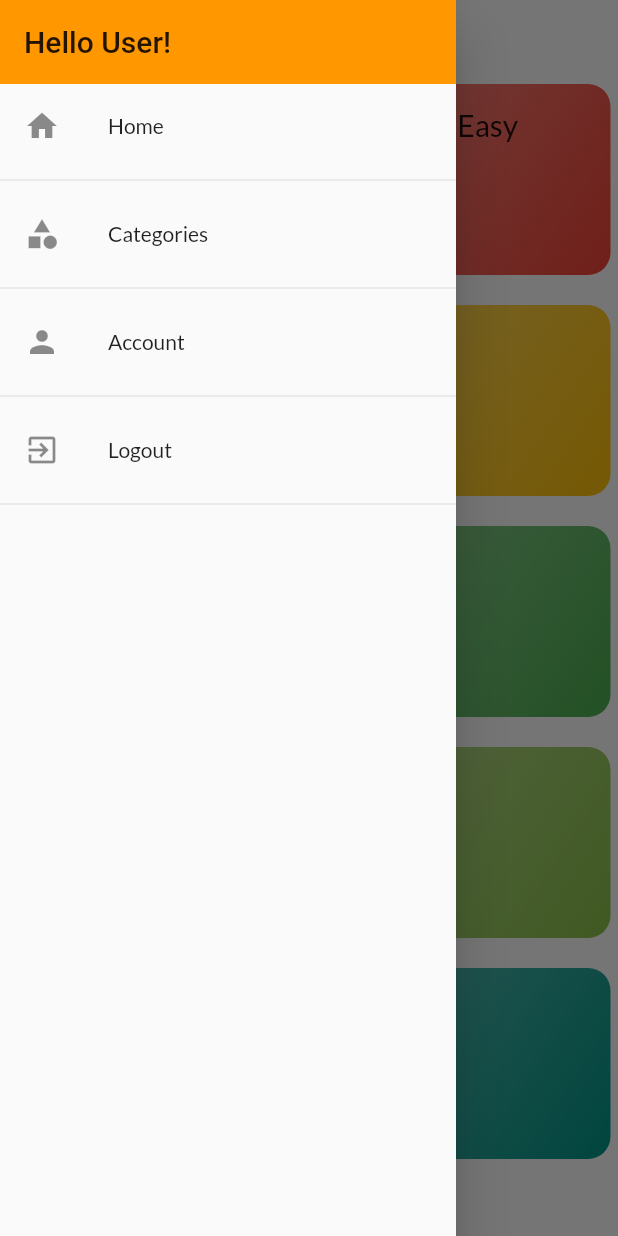
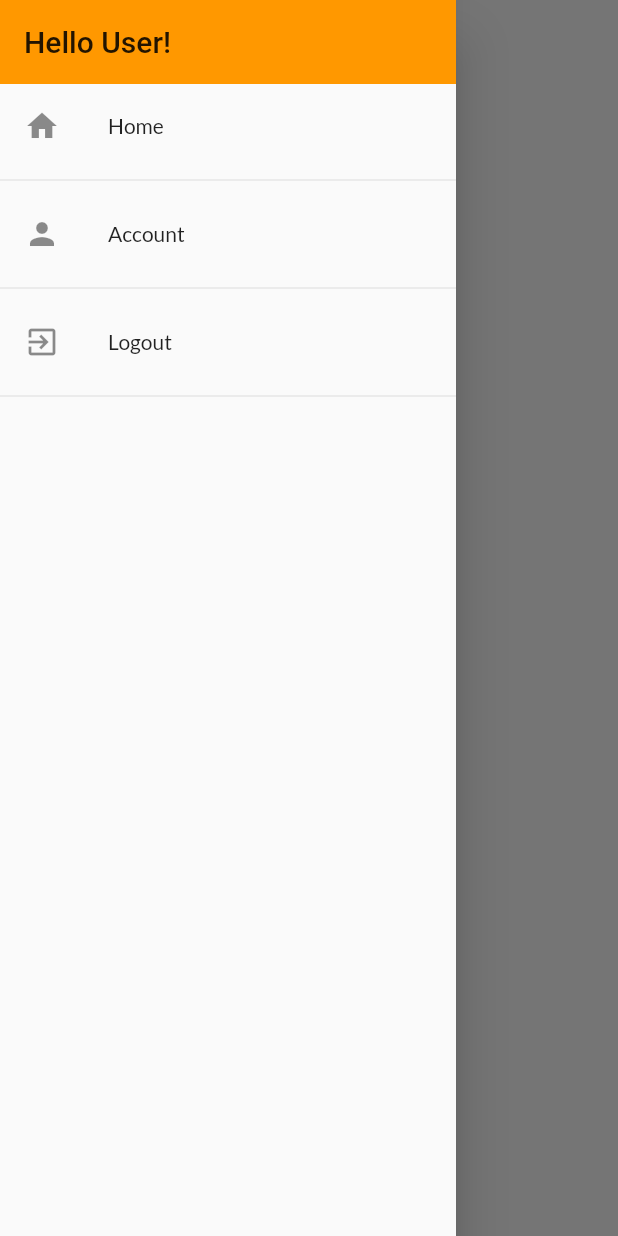
Before and after one commit to zweistein1326/rent_app, a Flutter app: the CategoriesScreen screen opened by its route, with the side drawer open, on a phone screen of 412 x 824 dp. Run offline on Flutter 3.47's test engine with Material 2 defaults, Android fonts, the phone set to English and light mode, and no system bars; our stand-ins replace google_fonts; network calls fail.

Commit message:
updated UI and added functionality

```diff
--- a/lib/main.dart
+++ b/lib/main.dart
@@ -8,7 +8,6 @@ import './screens/auth_screen.dart';
 import 'package:provider/provider.dart';
 import './providers/products.dart';
 import './providers/cart.dart';
-import './providers/product.dart';
 import './providers/auth.dart';
 import 'package:google_fonts/google_fonts.dart';
 
--- a/lib/models/categories.dart
+++ b/lib/models/categories.dart
@@ -1,66 +1,3 @@
 import 'package:flutter/material.dart';
 
-class Category {
-  final String id;
-  final String title;
-  final Color color;
-
-  const Category({
-    @required this.id,
-    @required this.title,
-    this.color = Colors.orange,
-  });
-}
-
-const DUMMY_CATEGORIES = const [
-  Category(
-    id: 'c1',
-    title: 'Italian',
-    color: Colors.purple,
-  ),
-  Category(
-    id: 'c2',
-    title: 'Quick & Easy',
-    color: Colors.red,
-  ),
-  Category(
-    id: 'c3',
-    title: 'Hamburgers',
-    color: Colors.orange,
-  ),
-  Category(
-    id: 'c4',
-    title: 'German',
-    color: Colors.amber,
-  ),
-  Category(
-    id: 'c5',
-    title: 'Light & Lovely',
-    color: Colors.blue,
-  ),
-  Category(
-    id: 'c6',
-    title: 'Exotic',
-    color: Colors.green,
-  ),
-  Category(
-    id: 'c7',
-    title: 'Breakfast',
-    color: Colors.lightBlue,
-  ),
-  Category(
-    id: 'c8',
-    title: 'Asian',
-    color: Colors.lightGreen,
-  ),
-  Category(
-    id: 'c9',
-    title: 'French',
-    color: Colors.pink,
-  ),
-  Category(
-    id: 'c10',
-    title: 'Summer',
-    color: Colors.teal,
-  ),
-];
+enum ItemCategory { all, food, bed, music, sports }
--- a/lib/providers/cart.dart
+++ b/lib/providers/cart.dart
@@ -1,5 +1,5 @@
 import 'package:flutter/material.dart';
-import './products.dart';
+
 import './product.dart';
 
 class CartItem {
--- a/lib/providers/product.dart
+++ b/lib/providers/product.dart
@@ -1,4 +1,5 @@
 import 'package:flutter/foundation.dart';
+import '../models/categories.dart';
 
 class Product with ChangeNotifier {
   final String id;
@@ -6,6 +7,7 @@ class Product with ChangeNotifier {
   final double price;
   final String image;
   final String description;
+  ItemCategory category;
   bool isFav;
 
   Product(
@@ -13,6 +15,7 @@ class Product with ChangeNotifier {
       @required this.title,
       @required this.price,
       @required this.description,
+      @required this.category,
       this.image,
       this.isFav = false});
 
--- a/lib/providers/products.dart
+++ b/lib/providers/products.dart
@@ -1,4 +1,7 @@
 import 'package:flutter/material.dart';
+import '../models/categories.dart';
+import '../models/categories.dart';
+import '../models/categories.dart';
 import './product.dart';
 
 class Products with ChangeNotifier {
@@ -10,28 +13,37 @@ class Products with ChangeNotifier {
         image:
             'https://assets.entrepreneur.com/content/3x2/2000/20191219170611-GettyImages-1152794789.jpeg',
         description: 'This is an amazing book for entreprenuers',
-    ),
+        category: ItemCategory.music),
     Product(
         id: 'p2',
         title: 'Television',
         price: 12.99,
         image:
             'https://imgaz.staticbg.com/thumb/large/oaupload/ser1/banggood/images/99/6C/44f193a0-eced-41e4-ba78-226d7b3b25f8.jpg',
-        description: 'Samnsung TV'),
+        description: 'Samnsung TV',
+        category: ItemCategory.bed),
     Product(
         id: 'p2',
         title: 'Television',
         price: 12.99,
         image:
             'https://imgaz.staticbg.com/thumb/large/oaupload/ser1/banggood/images/99/6C/44f193a0-eced-41e4-ba78-226d7b3b25f8.jpg',
-        description: 'Samnsung TV')
+        description: 'Samnsung TV',
+        category: ItemCategory.food)
   ];
   String searchString = '';
 
-  List<Product> get items {
+  List<Product> items(ItemCategory category) {
+    if (category != ItemCategory.all) {
+      return [
+        ..._items.where((element) =>
+            (element.title.toLowerCase().contains(searchString) &&
+                element.category == category))
+      ];
+    }
     return [
       ..._items.where(
-          (element) => element.title.toLowerCase().contains(searchString))
+          (element) => (element.title.toLowerCase().contains(searchString)))
     ];
   }
 
--- a/lib/screens/cart_screen.dart
+++ b/lib/screens/cart_screen.dart
@@ -1,6 +1,6 @@
 import 'package:flutter/material.dart';
 import 'package:provider/provider.dart';
-import '../widgets/app_drawer.dart';
+
 import '../providers/cart.dart';
 
 class CartScreen extends StatelessWidget {
--- a/lib/screens/categories_screen.dart
+++ b/lib/screens/categories_screen.dart
@@ -22,12 +22,12 @@ class CategoriesScreen extends StatelessWidget {
             crossAxisSpacing: 20,
             mainAxisSpacing: 20,
           ),
-          children: DUMMY_CATEGORIES
-              .map(
-                (catData) =>
-                    CategoryItem(catData.id, catData.title, catData.color),
-              )
-              .toList(),
+          // children: DUMMY_CATEGORIES
+          //     .map(
+          //       (catData) =>
+          //           CategoryItem(catData.id, catData.title, catData.color),
+          //     )
+          //     .toList(),
         ));
   }
 }
--- a/lib/screens/product_details_screen.dart
+++ b/lib/screens/product_details_screen.dart
@@ -1,5 +1,4 @@
 import 'package:flutter/material.dart';
-import 'package:provider/provider.dart';
 import '../providers/product.dart';
 
 class ProductDetails extends StatefulWidget {
--- a/lib/widgets/app_drawer.dart
+++ b/lib/widgets/app_drawer.dart
@@ -29,16 +29,6 @@ class AppDrawer extends StatelessWidget {
           ),
           Divider(),
           ListTile(
-            title: Text('Categories'),
-            leading: Icon(Icons.category),
-            onTap: () {
-              Navigator.of(context).pop();
-              Navigator.of(context)
-                  .pushReplacementNamed(CategoriesScreen.routeName);
-            },
-          ),
-          Divider(),
-          ListTile(
             title: Text('Account'),
             leading: Icon(Icons.person),
             onTap: () {
```
Also changed, not shown: lib/presentation/my_flutter_app_icons.dart (added, +44 -0 lines), lib/screens/products_overview_screen.dart (+78 -18 lines), lib/widgets/products_grid.dart (+12 -26 lines), pubspec.yaml (+9 -3 lines), fonts/MyFlutterApp.ttf (added), lib/fonts/MyFlutterApp.ttf (deleted). Lines whose indentation alone changed are shown as unchanged.
